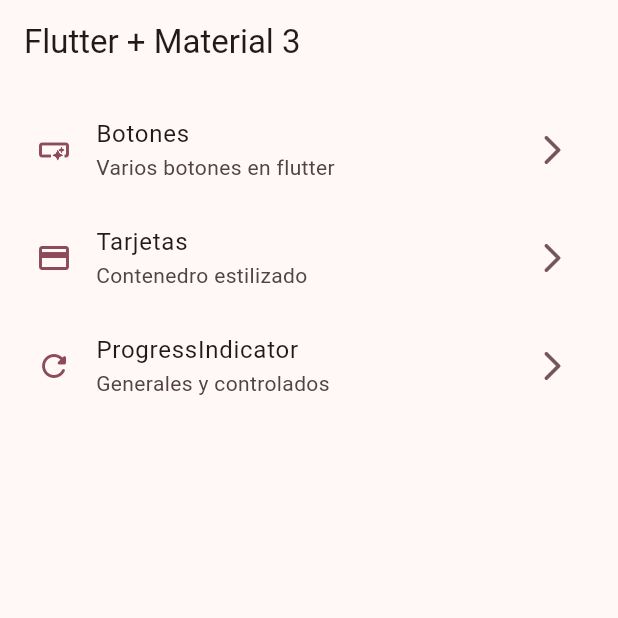
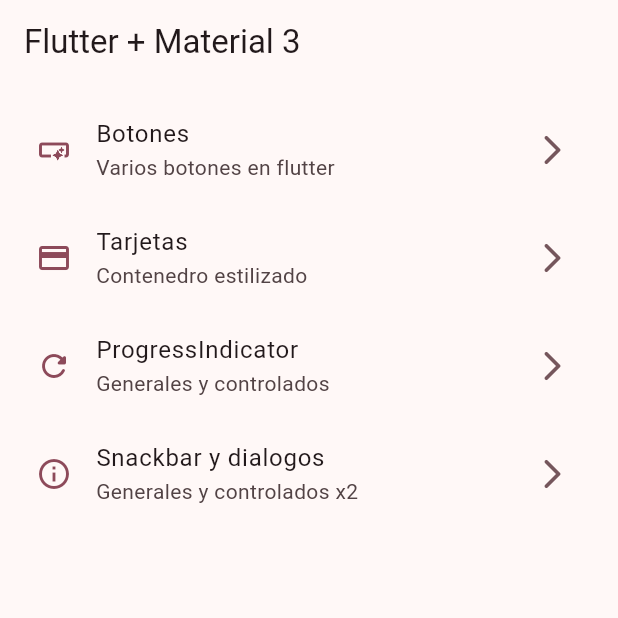
Before and after one commit to xXSkayLabXx/widgets_app, a Flutter app: the screen it shows after launch, on a phone screen of 412 x 824 dp, the top half of it. Run offline on Flutter 3.47's test engine with Material 2 defaults, Android fonts, the phone set to English and light mode, and no system bars; our stand-ins replace go_router.

Commit message:
se agrega el snackbar

```diff
--- a/lib/config/menu/menu_items.dart
+++ b/lib/config/menu/menu_items.dart
@@ -29,4 +29,9 @@ const appMenuItems = <MenuItem>[
       subTitle: 'Generales y controlados',
       link: '/progress',
       icon: Icons.refresh_rounded),
+  MenuItem(
+      title: 'Snackbar y dialogos',
+      subTitle: 'Generales y controlados x2',
+      link: '/snackbar',
+      icon: Icons.info_outline),
 ];
--- a/lib/config/router/app_router.dart
+++ b/lib/config/router/app_router.dart
@@ -22,4 +22,9 @@ final appRouter = GoRouter(initialLocation: '/', routes: [
     name: ProgressScreen.name,
     builder: (context, state) => const ProgressScreen(),
   ),
+  GoRoute(
+    path: '/snackbar',
+    name: SnackbarScreen.name,
+    builder: (context, state) => const SnackbarScreen(),
+  ),
 ]);
--- a/lib/presentation/screens/snackbar/snackbar_screen.dart
+++ b/lib/presentation/screens/snackbar/snackbar_screen.dart
@@ -5,8 +5,28 @@ class SnackbarScreen extends StatelessWidget {
 
   const SnackbarScreen({super.key});
 
+  void showCustomSnackbar(BuildContext context) {
+    ScaffoldMessenger.of(context).clearSnackBars();
+
+    final snackbar = SnackBar(
+      content: const Text('hola mundo'),
+      action: SnackBarAction(label: 'Ok!', onPressed: () {}),
+      duration: const Duration(seconds: 2),
+    );
+    ScaffoldMessenger.of(context).showSnackBar(snackbar);
+  }
+
   @override
   Widget build(BuildContext context) {
-    return Container();
+    return Scaffold(
+      appBar: AppBar(
+        title: const Text('SnackBar y dialogos'),
+      ),
+      floatingActionButton: FloatingActionButton.extended(
+        onPressed: () => showCustomSnackbar(context),
+        label: const Text('mostrar snackbar'),
+        icon: const Icon(Icons.remove_red_eye_outlined),
+      ),
+    );
   }
 }
```
